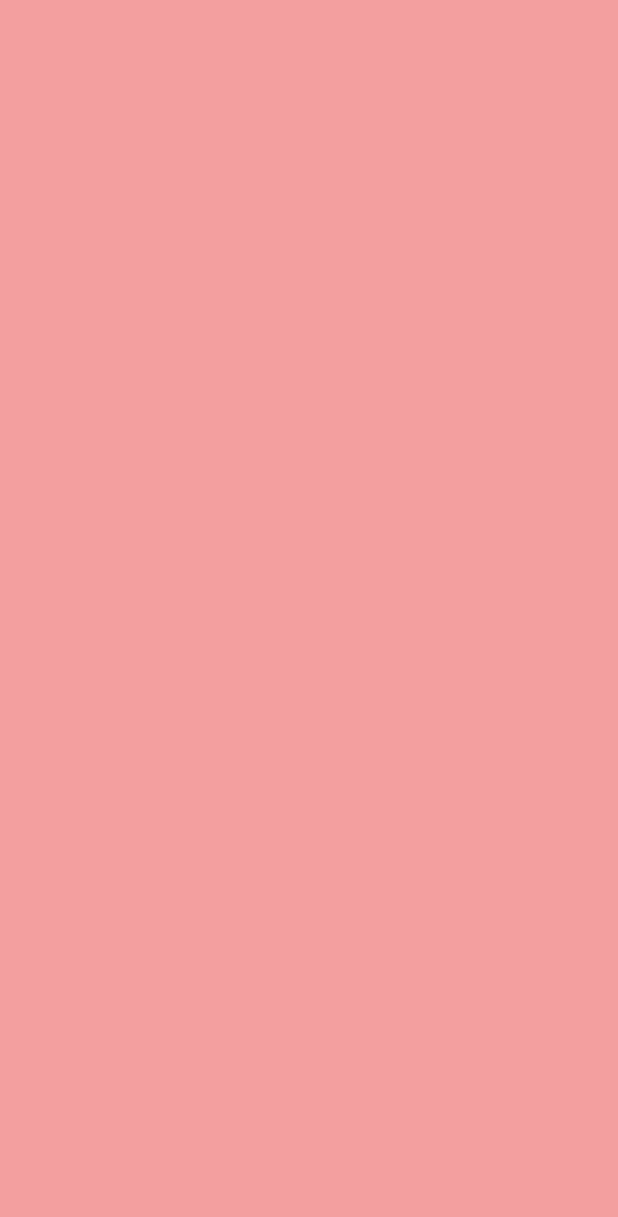
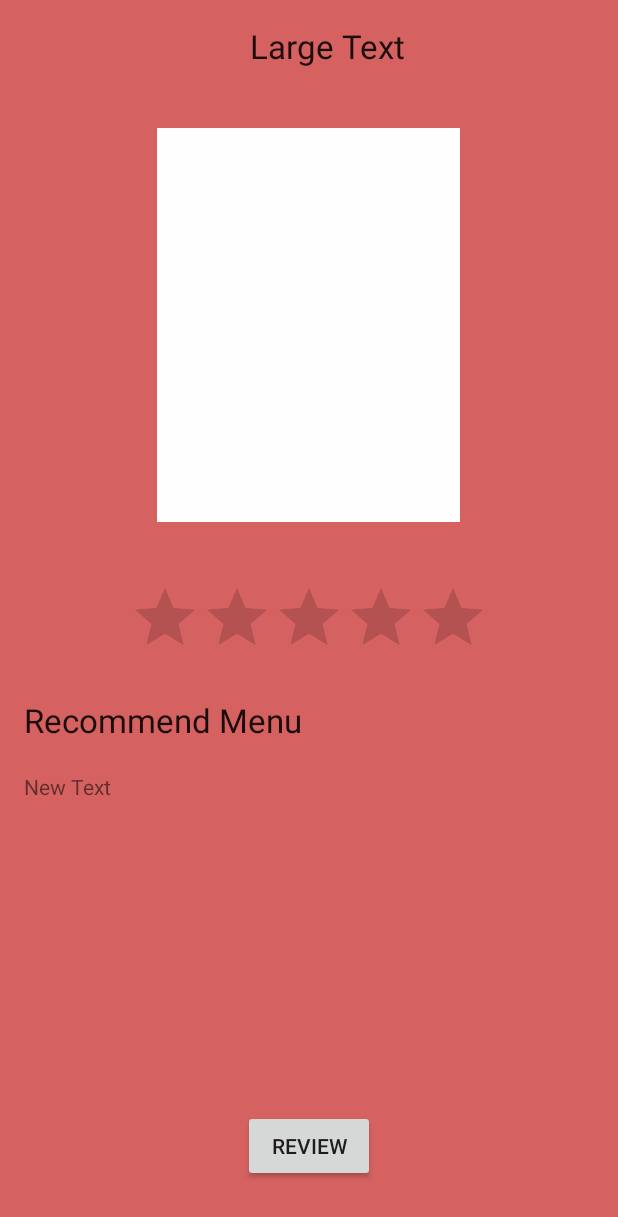
Before and after one commit to mmoookkkk/ICANTEEN, an Android app: the Details screen opened directly, with no data from a screen before it, on a phone screen of 412 x 824 dp. Before the commit the part shown is empty. Shown: the top 1217 px of the screen. Run offline under Robolectric (Android 15) with nearby library versions, the phone set to English and light mode, and no system bars.

Commit message:
try papss

```diff
--- a/app/src/main/java/com/example/phanthilasaengthong/icanteen/Details.java
+++ b/app/src/main/java/com/example/phanthilasaengthong/icanteen/Details.java
@@ -16,7 +16,5 @@ public class Details extends AppCompatActivity {
         setContentView(R.layout.activity_details);
         Intent intent=getIntent();
     }
-    //on resume na vickyyyyyyy!!! harm luemmm e vicky!!
-    //du example in namelist na e vickyyy mai suay
 
 }
--- a/app/src/main/java/com/example/phanthilasaengthong/icanteen/NameList.java
+++ b/app/src/main/java/com/example/phanthilasaengthong/icanteen/NameList.java
@@ -16,9 +16,7 @@ import android.widget.Button;
 import android.widget.TextView;
 
 public class NameList extends AppCompatActivity {
-    //String[] food={"R.string.food1","R.string.food2","R.string.food3","R.string.food4","R.string.food5","R.string.food6","R.string.food7","R.string.food8","R.string.food9","R.string.food10","R.string.food11"};
-    // String[] dessert={"R.string.dessert1","R.string.dessert2","R.string.dessert3","R.string.dessert4"};
-    //String[] beverage={"R.string.beverage1","R.string.beverage2","R.string.beverage3","R.string.beverage4"};
+
     @Override
     protected void onCreate(Bundle savedInstanceState) {
         super.onCreate(savedInstanceState);
--- a/app/src/main/java/com/example/phanthilasaengthong/icanteen/Random.java
+++ b/app/src/main/java/com/example/phanthilasaengthong/icanteen/Random.java
@@ -18,6 +18,9 @@ public class Random extends AppCompatActivity {
 
 
     }
+    //on resume na vickyyyyyyy!!! harm luemmm e vicky!!
+    //du example in namelist na e vickyyy mai suay
+
 
 
 }
--- a/app/src/main/res/layout/content_details.xml
+++ b/app/src/main/res/layout/content_details.xml
@@ -1,15 +1,72 @@
 <?xml version="1.0" encoding="utf-8"?>
-<RelativeLayout xmlns:android="http://schemas.android.com/apk/res/android"
+<LinearLayout xmlns:android="http://schemas.android.com/apk/res/android"
+    xmlns:app="http://schemas.android.com/apk/res-auto"
     xmlns:tools="http://schemas.android.com/tools"
-    xmlns:app="http://schemas.android.com/apk/res-auto" android:layout_width="match_parent"
-    android:layout_height="match_parent" android:paddingLeft="@dimen/activity_horizontal_margin"
+    android:layout_width="match_parent"
+    android:layout_height="match_parent"
+    android:background="#d56161"
+    android:orientation="vertical"
+    android:paddingBottom="@dimen/activity_vertical_margin"
+    android:paddingLeft="@dimen/activity_horizontal_margin"
     android:paddingRight="@dimen/activity_horizontal_margin"
     android:paddingTop="@dimen/activity_vertical_margin"
-    android:paddingBottom="@dimen/activity_vertical_margin"
+    android:visibility="visible"
     app:layout_behavior="@string/appbar_scrolling_view_behavior"
+    tools:context="com.example.phanthilasaengthong.icanteen.Details"
     tools:showIn="@layout/activity_details"
-    tools:context="com.example.phanthilasaengthong.icanteen.Details"
-    android:background="#f49f9f"
-    android:visibility="visible">
+    android:weightSum="1">
 
-</RelativeLayout>
+    <TextView
+        android:layout_width="355dp"
+        android:layout_height="wrap_content"
+        android:textAppearance="?android:attr/textAppearanceLarge"
+        android:text="Large Text"
+        android:id="@+id/restaurantname"
+        android:layout_gravity="right"
+        android:textAlignment="center"
+        android:layout_marginBottom="20dp"/>
+
+    <ImageView
+        android:layout_width="202dp"
+        android:layout_height="wrap_content"
+        android:id="@+id/image_restaurant"
+        android:layout_gravity="center_horizontal"
+        android:layout_marginTop="20dp"
+        android:layout_marginBottom="20dp"
+        android:background="#fffefe"
+        android:layout_weight="0.60" />
+
+    <RatingBar
+        android:layout_width="wrap_content"
+        android:layout_height="wrap_content"
+        android:id="@+id/ratingBar2"
+        android:layout_gravity="center_horizontal"
+        android:layout_marginTop="20dp"
+        android:layout_marginBottom="20dp"/>
+
+    <TextView
+        android:layout_width="wrap_content"
+        android:layout_height="wrap_content"
+        android:textAppearance="?android:attr/textAppearanceLarge"
+        android:text="Recommend Menu"
+        android:id="@+id/textView" />
+
+    <TextView
+        android:layout_width="match_parent"
+        android:layout_height="wrap_content"
+        android:text="New Text"
+        android:id="@+id/menu_restaurant"
+        android:layout_weight="0.40"
+        android:layout_marginTop="20dp"
+        android:layout_marginBottom="20dp"/>
+
+    <Button
+        android:layout_width="wrap_content"
+        android:layout_height="wrap_content"
+        android:text="review"
+        android:id="@+id/button_review"
+        android:layout_gravity="center_horizontal"
+        android:layout_marginTop="10dp"
+        android:layout_marginBottom="20dp"/>
+
+</LinearLayout>
```
